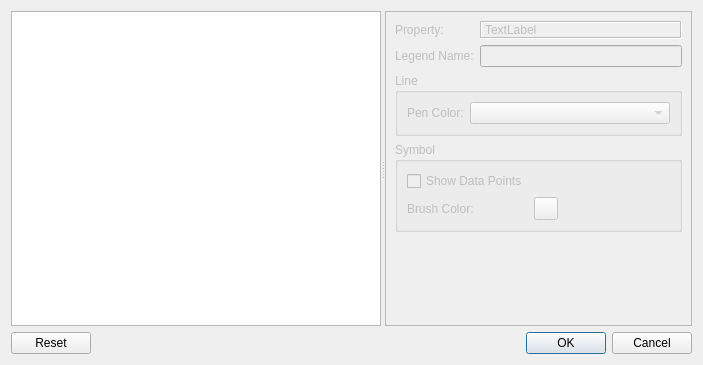
Qt form src/pythonGui/karabogui/graph/plots/dialogs/curve_options.ui (European-XFEL/Karabo) before a commit.
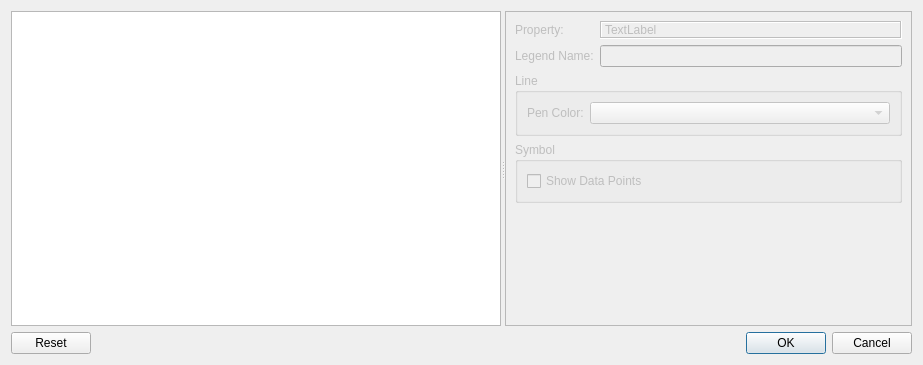
The same form after that commit.

Commit message: refactor(GUI): Align size and look of curve options dialog

The edit to the form file:
```diff
--- a/src/pythonGui/karabogui/graph/plots/dialogs/curve_options.ui
+++ b/src/pythonGui/karabogui/graph/plots/dialogs/curve_options.ui
@@ -6,7 +6,7 @@
    <rect>
     <x>0</x>
     <y>0</y>
-    <width>703</width>
+    <width>923</width>
     <height>365</height>
    </rect>
   </property>
@@ -95,29 +95,6 @@
           <string>Symbol</string>
          </property>
          <layout class="QFormLayout" name="formLayout_2">
-          <item row="1" column="1">
-           <widget class="QToolButton" name="brush_color_button">
-            <property name="enabled">
-             <bool>false</bool>
-            </property>
-            <property name="minimumSize">
-             <size>
-              <width>16</width>
-              <height>16</height>
-             </size>
-            </property>
-            <property name="text">
-             <string/>
-            </property>
-           </widget>
-          </item>
-          <item row="1" column="0">
-           <widget class="QLabel" name="brush_label">
-            <property name="text">
-             <string>Brush Color:</string>
-            </property>
-           </widget>
-          </item>
           <item row="0" column="0">
            <widget class="QCheckBox" name="show_data_points">
             <property name="text">
```
The commit also changes 1 other file.
